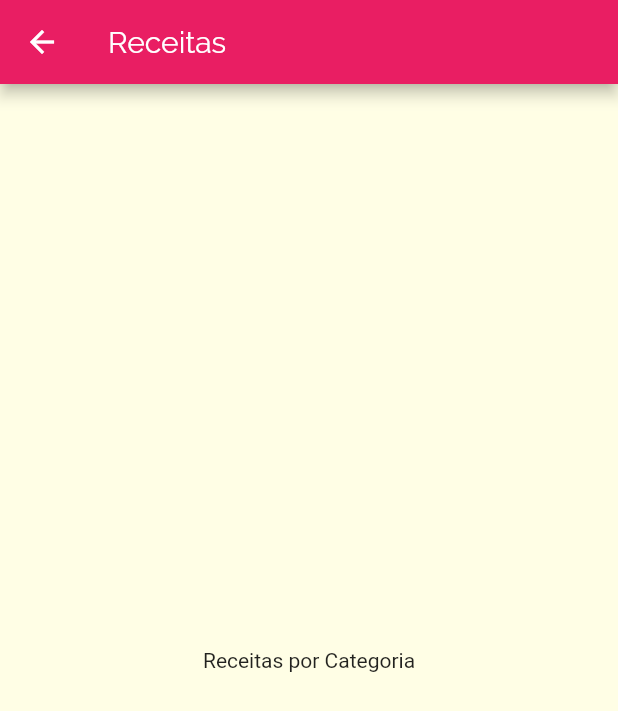
After one commit to rcoproc/flutter_screens, a Flutter app: the screen it shows after launch, after a tap on "Italiano", on a phone screen of 412 x 824 dp. The commit adds this screen. Shown: the top 711 px of the screen. Run offline on Flutter 3.47's test engine with Material 2 defaults, Android fonts, the phone set to English and light mode, and no system bars.

Commit message:
Add Navigator to CategoriesMealsScreen

```diff
--- a/lib/components/category_item.dart
+++ b/lib/components/category_item.dart
@@ -1,15 +1,29 @@
 import 'package:flutter/material.dart';
 import 'package:screens/models/category.dart';
+import '../screens/categories_meals_screen.dart';
 
 class CategoryItem extends StatelessWidget {
-
   final Category category;
 
   const CategoryItem(this.category);
 
+  void _selectCategory(BuildContext context) {
+    Navigator.of(context).push(
+      MaterialPageRoute(
+        builder: (_) {
+          return CategoriesMealsScreen();
+        },
+      ),
+    );
+  }
+
   @override
   Widget build(BuildContext context) {
-    return Container(
+    return InkWell(
+      onTap: () => _selectCategory(context),
+      splashColor: Theme.of(context).primaryColor,
+      borderRadius: BorderRadius.circular(15),
+      child: Container(
         padding: const EdgeInsets.all(15),
         child: Text(
           category.title,
@@ -23,8 +37,8 @@
                 category.color,
               ],
               begin: Alignment.topLeft,
-          end:Alignment.bottomRight,
-        )
+              end: Alignment.bottomRight,
+            )),
       ),
     );
   }
--- /dev/null
+++ b/lib/screens/categories_meals_screen.dart
@@ -0,0 +1,17 @@
+import 'package:flutter/material.dart';
+
+class CategoriesMealsScreen extends StatelessWidget {
+  const CategoriesMealsScreen({Key key}) : super(key: key);
+
+  @override
+  Widget build(BuildContext context) {
+    return Scaffold(
+      appBar: AppBar(
+        title: Text('Receitas'),
+      ),
+      body: Center(
+        child: Text('Receitas por Categoria'),
+        )
+    );
+  }
+}
```
Lines whose indentation alone changed are shown as unchanged.
